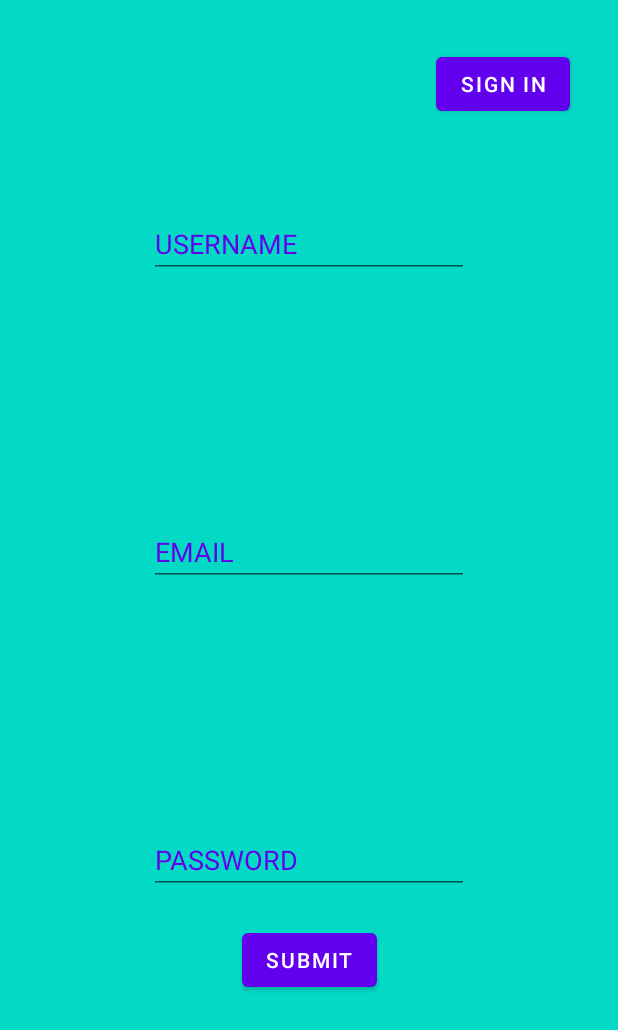
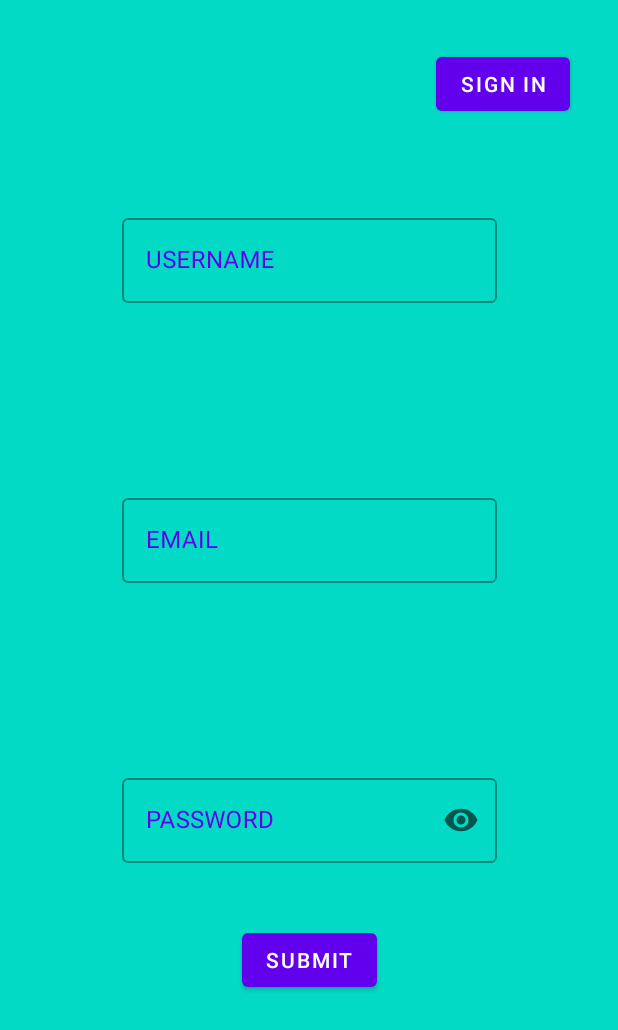
Before and after one commit to gelios93/androidProject, an Android app: the SignUpFragment screen opened through its navigation route, on a phone screen of 412 x 824 dp. Shown: the top 1030 px of the screen. Run offline under Robolectric (Android 15) with nearby library versions, the phone set to English and light mode, and no system bars.

Commit message:
Input validation

```diff
--- a/DOYO/app/build.gradle
+++ b/DOYO/app/build.gradle
@@ -31,6 +31,8 @@ android {
         targetCompatibility JavaVersion.VERSION_1_8
         sourceCompatibility JavaVersion.VERSION_1_8
     }
+
+    kotlinOptions { jvmTarget = "1.8" }
 
 }
 
--- a/DOYO/app/src/main/java/com/example/doyo/fragments/SignInFragment.kt
+++ b/DOYO/app/src/main/java/com/example/doyo/fragments/SignInFragment.kt
@@ -27,8 +27,8 @@ class SignInFragment : Fragment(R.layout.fragment_signin) {
         submit()
         val binding = FragmentSigninBinding.inflate(layoutInflater, container, false)
 
-        val emailText = binding.editEmailSignIn
-        val passwordText = binding.editPasswordSignIn
+        val emailText = binding.email
+        val passwordText = binding.password
 
         emailText.setText(parentActivity.email)
         passwordText.setText(parentActivity.password)
@@ -40,11 +40,27 @@ class SignInFragment : Fragment(R.layout.fragment_signin) {
             parentActivity.password = passwordText.text.toString()
         }
 
+        binding.email.setOnFocusChangeListener { _, hasFocus ->
+            if (hasFocus) binding.editEmailSignIn.error = null
+        }
+
+        binding.password.setOnFocusChangeListener { _, hasFocus ->
+            if (hasFocus) binding.editPasswordSignIn.error = null
+        }
+
         binding.submitIn.setOnClickListener {
-            submit(
-                emailText.text.toString(),
-                passwordText.text.toString()
-            )
+            if (emailText.text.toString() != "" && passwordText.text.toString() != "")
+                submit(emailText.text.toString(), passwordText.text.toString())
+            else {
+                if (emailText.text.toString() == "") {
+                    binding.editEmailSignIn.error = "This field must be filled"
+                    emailText.clearFocus()
+                }
+                if (passwordText.text.toString() == "") {
+                    binding.editPasswordSignIn.error = "This field must be filled"
+                    passwordText.clearFocus()
+                }
+            }
         }
 
         return binding.root
--- a/DOYO/app/src/main/res/layout/fragment_signup.xml
+++ b/DOYO/app/src/main/res/layout/fragment_signup.xml
@@ -6,53 +6,73 @@
     android:layout_height="match_parent"
     android:background="@color/colorAncient">
 
-
-    <EditText
+    <com.google.android.material.textfield.TextInputLayout
+        style="@style/Widget.MaterialComponents.TextInputLayout.OutlinedBox"
         android:id="@+id/editUsernameSignUp"
-        android:layout_width="wrap_content"
+        android:layout_width="250dp"
         android:layout_height="wrap_content"
         android:layout_marginTop="140dp"
+        android:hint="USERNAME"
         android:ems="10"
-
-        android:hint="USERNAME"
         android:textColor="@color/colorPrimaryDark"
         android:textColorHint="@color/colorPrimary"
-
         app:layout_constraintEnd_toEndOf="parent"
         app:layout_constraintStart_toStartOf="parent"
-        app:layout_constraintTop_toTopOf="parent" />
+        app:layout_constraintTop_toTopOf="parent"
+        app:endIconMode="clear_text"
+        app:errorEnabled="true">
+        <com.google.android.material.textfield.TextInputEditText
+            android:id="@+id/username"
+            android:layout_width="match_parent"
+            android:layout_height="wrap_content"
+            android:singleLine="true"/>
+    </com.google.android.material.textfield.TextInputLayout>
 
-    <EditText
+
+    <com.google.android.material.textfield.TextInputLayout
+        style="@style/Widget.MaterialComponents.TextInputLayout.OutlinedBox"
         android:id="@+id/editEmailSignUp"
-        android:layout_width="wrap_content"
+        android:layout_width="250dp"
         android:layout_height="wrap_content"
         android:ems="10"
-
         android:hint="EMAIL"
-        android:inputType="textEmailAddress"
         android:textColor="@color/colorPrimaryDark"
         android:textColorHint="@color/colorPrimary"
-
         app:layout_constraintBottom_toTopOf="@+id/editPasswordSignUp"
         app:layout_constraintEnd_toEndOf="parent"
         app:layout_constraintStart_toStartOf="parent"
-        app:layout_constraintTop_toBottomOf="@+id/editUsernameSignUp" />
+        app:layout_constraintTop_toBottomOf="@+id/editUsernameSignUp"
+        app:endIconMode="clear_text"
+        app:errorEnabled="true">
+        <com.google.android.material.textfield.TextInputEditText
+            android:id="@+id/email"
+            android:layout_width="match_parent"
+            android:layout_height="wrap_content"
+            android:singleLine="true"/>
+    </com.google.android.material.textfield.TextInputLayout>
 
-    <EditText
+    <com.google.android.material.textfield.TextInputLayout
+        style="@style/Widget.MaterialComponents.TextInputLayout.OutlinedBox"
         android:id="@+id/editPasswordSignUp"
-        android:layout_width="wrap_content"
+        android:layout_width="250dp"
         android:layout_height="wrap_content"
         android:layout_marginBottom="20dp"
         android:ems="10"
-
         android:hint="PASSWORD"
-        android:inputType="textVisiblePassword"
         android:textColor="@color/colorPrimaryDark"
         android:textColorHint="@color/colorPrimary"
-
         app:layout_constraintBottom_toTopOf="@+id/submitUp"
         app:layout_constraintEnd_toEndOf="parent"
-        app:layout_constraintStart_toStartOf="parent" />
+        app:layout_constraintStart_toStartOf="parent"
+        app:endIconMode="password_toggle"
+        app:errorEnabled="true">
+        <com.google.android.material.textfield.TextInputEditText
+            android:id="@+id/password"
+            android:inputType="textPassword"
+            android:layout_width="match_parent"
+            android:layout_height="wrap_content"
+            android:singleLine="true"/>
+    </com.google.android.material.textfield.TextInputLayout>
 
 
     <Button
@@ -60,9 +80,7 @@
         android:layout_width="wrap_content"
         android:layout_height="wrap_content"
         android:layout_marginBottom="160dp"
-
         android:text="SUBMIT"
-
         app:layout_constraintBottom_toBottomOf="parent"
         app:layout_constraintEnd_toEndOf="parent"
         app:layout_constraintStart_toStartOf="parent" />
@@ -73,9 +91,7 @@
         android:layout_height="wrap_content"
         android:layout_marginTop="32dp"
         android:layout_marginEnd="32dp"
-
         android:text="SIGN IN"
-
         app:layout_constraintEnd_toEndOf="parent"
         app:layout_constraintTop_toTopOf="parent" />
 
```
Also changed, not shown: DOYO/app/src/main/java/com/example/doyo/GlobalValues.kt (+38 -3 lines), DOYO/app/src/main/java/com/example/doyo/fragments/SignUpFragment.kt (+47 -8 lines), DOYO/app/src/main/res/layout/fragment_signin.xml (+25 -16 lines).
